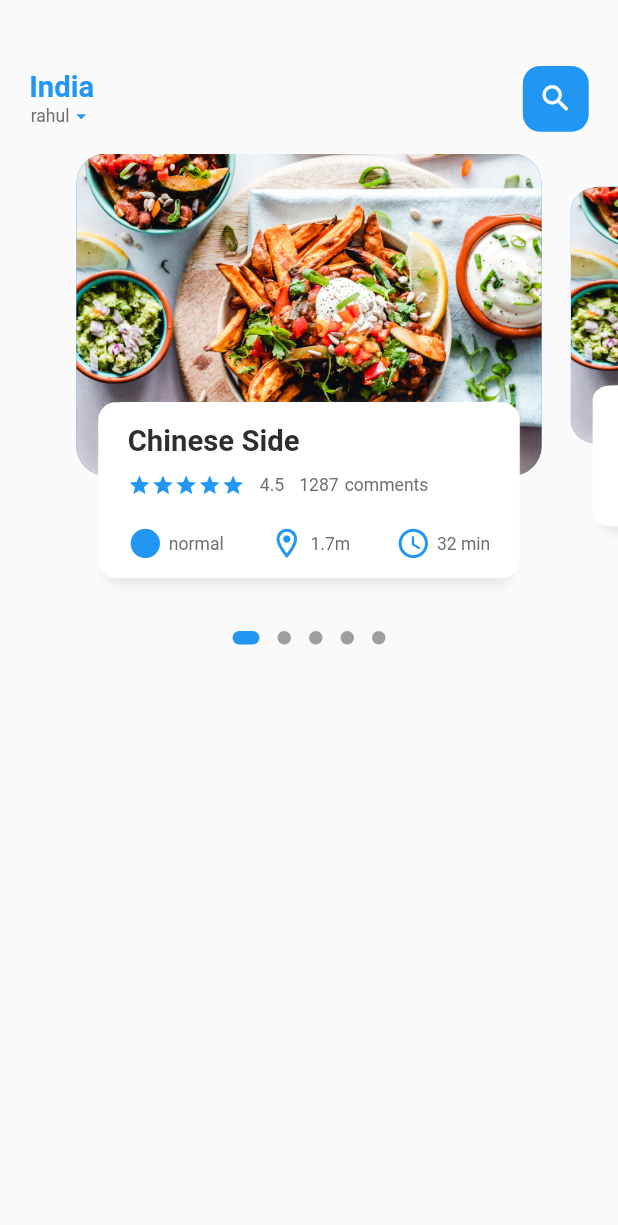
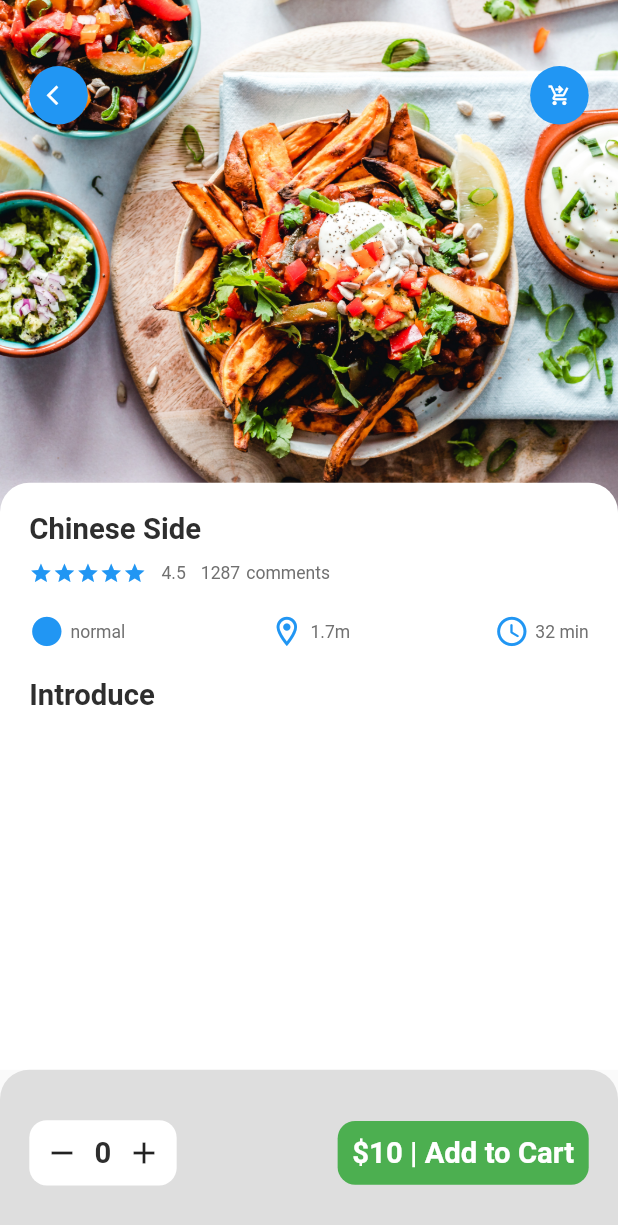
Before and after one commit to rahulasher110/e_commerce_app, a Flutter app: the screen it shows after launch, on a phone screen of 412 x 824 dp. Shown: the top 1225 px of the screen. Run offline on Flutter 3.47's test engine with Material 2 defaults, Android fonts, the phone set to English and light mode, and no system bars; drawn by our look-alikes of dots_indicator; our stand-ins replace carousel_slider, get.

Commit message:
make food detail page

```diff
--- a/lib/dashboard/header_page.dart
+++ b/lib/dashboard/header_page.dart
@@ -65,7 +65,8 @@ class _MainDashboardPageState extends State<MainDashboardPage> {
             ),
           ),
         ),
-        const MainDashboardBodyPage()
+        const Expanded(
+            child: SingleChildScrollView(child: MainDashboardBodyPage()))
       ],
     ));
   }
--- /dev/null
+++ b/lib/food/food_detail_page.dart
@@ -0,0 +1,127 @@
+import 'package:e_commerce_app/utils/dimensions.dart';
+import 'package:e_commerce_app/utils/icons.dart';
+import 'package:e_commerce_app/widgets/app_columns.dart';
+import 'package:e_commerce_app/widgets/big_text.dart';
+import 'package:e_commerce_app/widgets/icons_and_text.dart';
+import 'package:e_commerce_app/widgets/small_text.dart';
+import 'package:flutter/material.dart';
+import 'package:flutter/src/widgets/container.dart';
+import 'package:flutter/src/widgets/framework.dart';
+
+class PopularFoodDetailPage extends StatelessWidget {
+  const PopularFoodDetailPage({super.key});
+
+  @override
+  Widget build(BuildContext context) {
+    return Scaffold(
+      body: Stack(
+        children: [
+          Positioned(
+              left: 0,
+              right: 0,
+              child: Container(
+                height: Dimensions.popularFoodImageSize,
+                width: Dimensions.screenWidth,
+                decoration: BoxDecoration(
+                    image: DecorationImage(
+                        fit: BoxFit.cover,
+                        image: AssetImage("assets/images/image1.jpg"))),
+              )),
+          Positioned(
+              top: Dimensions.height45,
+              left: Dimensions.width20,
+              right: Dimensions.width20,
+              child: Row(
+                mainAxisAlignment: MainAxisAlignment.spaceBetween,
+                children: const [
+                  AppIcon(icon: Icons.arrow_back_ios),
+                  AppIcon(icon: Icons.shopping_cart_checkout)
+                ],
+              )),
+          Positioned(
+              left: 0,
+              right: 0,
+              bottom: 0,
+              top: Dimensions.popularFoodImageSize - 20,
+              child: Container(
+                decoration: BoxDecoration(
+                    borderRadius: BorderRadius.only(
+                        topLeft: Radius.circular(
+                          Dimensions.radius20,
+                        ),
+                        topRight: Radius.circular(Dimensions.radius20)),
+                    color: Colors.white),
+                child: Padding(
+                    padding: EdgeInsets.only(
+                        left: Dimensions.width20,
+                        right: Dimensions.width20,
+                        top: Dimensions.height20),
+                    child: Column(
+                      crossAxisAlignment: CrossAxisAlignment.start,
+                      children: [
+                        const AppColumns(
+                          title: 'Chinese Side',
+                        ),
+                        SizedBox(
+                          height: Dimensions.height20,
+                        ),
+                        BigText(text: 'Introduce')
+                      ],
+                    )),
+              ))
+        ],
+      ),
+      bottomNavigationBar: Container(
+        height: Dimensions.bottomHeightBar,
+        padding: EdgeInsets.only(
+            top: Dimensions.height30,
+            bottom: Dimensions.height30,
+            left: Dimensions.width20,
+            right: Dimensions.width20),
+        decoration: BoxDecoration(
+            borderRadius: BorderRadius.only(
+                topLeft: Radius.circular(Dimensions.radius20),
+                topRight: Radius.circular(Dimensions.radius20)),
+            color: Colors.grey.withOpacity(0.3)),
+        child: Row(
+          mainAxisAlignment: MainAxisAlignment.spaceBetween,
+          children: [
+            Container(
+              padding: EdgeInsets.symmetric(
+                  horizontal: Dimensions.width10,
+                  vertical: Dimensions.height10),
+              decoration: BoxDecoration(
+                  borderRadius: BorderRadius.circular(Dimensions.radius12),
+                  color: Colors.white),
+              child: Row(
+                children: [
+                  Icon(Icons.remove),
+                  SizedBox(
+                    width: Dimensions.width10,
+                  ),
+                  BigText(text: '0'),
+                  SizedBox(
+                    width: Dimensions.width10,
+                  ),
+                  Icon(Icons.add)
+                ],
+              ),
+            ),
+            Container(
+              padding: EdgeInsets.symmetric(
+                  horizontal: Dimensions.width10,
+                  vertical: Dimensions.height10),
+              decoration: BoxDecoration(
+                  borderRadius: BorderRadius.circular(Dimensions.radius12),
+                  color: Colors.green),
+              child: BigText(
+                text: '\$10 | Add to Cart',
+                color: Colors.white,
+              ),
+            )
+          ],
+        ),
+      ),
+    );
+  }
+}
--- a/lib/main.dart
+++ b/lib/main.dart
@@ -1,4 +1,5 @@
 import 'package:e_commerce_app/dashboard/header_page.dart';
+import 'package:e_commerce_app/food/food_detail_page.dart';
 import 'package:flutter/material.dart';
 import 'package:get/get.dart';
 
@@ -18,7 +19,7 @@ class MyApp extends StatelessWidget {
       theme: ThemeData(
         primarySwatch: Colors.blue,
       ),
-      home: const MainDashboardPage(),
+      home: const PopularFoodDetailPage(),
     );
   }
 }
--- a/lib/utils/dimensions.dart
+++ b/lib/utils/dimensions.dart
@@ -29,4 +29,13 @@ class Dimensions {
 
   static double iconSize24 = screenHeight / 35.16;
   static double iconSize16 = screenHeight / 52.75;
+
+  static double listViewImgSize = screenWidth / 3.25;
+  static double listViewTextContainerSize = screenWidth / 3.9;
+
+  static double popularFoodImageSize = screenHeight / 2.41;
+
+  static double iconContainerSize = screenHeight / 21.1;
+
+  static double bottomHeightBar = screenHeight / 7.43;
 }
--- /dev/null
+++ b/lib/utils/icons.dart
@@ -0,0 +1,33 @@
+import 'package:e_commerce_app/utils/dimensions.dart';
+import 'package:flutter/material.dart';
+import 'package:flutter/src/widgets/container.dart';
+import 'package:flutter/src/widgets/framework.dart';
+
+class AppIcon extends StatelessWidget {
+  final IconData icon;
+  final Color iconColor;
+  final double size;
+  final Color backgroundColor;
+  const AppIcon(
+      {super.key,
+      required this.icon,
+      this.iconColor = Colors.white,
+      this.size = 0,
+      this.backgroundColor = Colors.blue});
+
+  @override
+  Widget build(BuildContext context) {
+    return Container(
+      width: size == 0 ? Dimensions.iconContainerSize : size,
+      height: size == 0 ? Dimensions.iconContainerSize : size,
+      decoration: BoxDecoration(
+          borderRadius: BorderRadius.circular(Dimensions.iconContainerSize / 2),
+          color: backgroundColor),
+      child: Icon(
+        icon,
+        color: iconColor,
+        size: Dimensions.iconSize16,
+      ),
+    );
+  }
+}
--- /dev/null
+++ b/lib/widgets/app_columns.dart
@@ -0,0 +1,66 @@
+import 'package:e_commerce_app/utils/dimensions.dart';
+import 'package:e_commerce_app/widgets/big_text.dart';
+import 'package:e_commerce_app/widgets/icons_and_text.dart';
+import 'package:e_commerce_app/widgets/small_text.dart';
+import 'package:flutter/material.dart';
+
+class AppColumns extends StatelessWidget {
+  final String title;
+  const AppColumns({super.key, required this.title});
+
+  @override
+  Widget build(BuildContext context) {
+    return Column(
+      crossAxisAlignment: CrossAxisAlignment.start,
+      children: [
+        BigText(text: title),
+        SizedBox(
+          height: Dimensions.height10,
+        ),
+        Row(
+          children: [
+            Wrap(
+              children: List.generate(
+                  5,
+                  (index) => Icon(
+                        Icons.star,
+                        color: Colors.blue,
+                        size: Dimensions.iconSize16,
+                      )),
+            ),
+            const SizedBox(
+              width: 10,
+            ),
+            SmallText(text: "4.5"),
+            const SizedBox(
+              width: 10,
+            ),
+            SmallText(text: "1287"),
+            const SizedBox(
+              width: 4,
+            ),
+            SmallText(text: "comments")
+          ],
+        ),
+        SizedBox(
+          height: Dimensions.height20,
+        ),
+        Row(
+          mainAxisAlignment: MainAxisAlignment.spaceBetween,
+          children: const [
+            IconsAndTextWidget(
+                icon: Icons.circle, text: "normal", iconColor: Colors.blue),
+            IconsAndTextWidget(
+                icon: Icons.location_on_outlined,
+                text: "1.7m",
+                iconColor: Colors.blue),
+            IconsAndTextWidget(
+                icon: Icons.access_time_rounded,
+                text: "32 min",
+                iconColor: Colors.blue)
+          ],
+        )
+      ],
+    );
+  }
+}
```
Also changed, not shown: lib/dashboard/body_page.dart (+101 -55 lines), lib/widgets/expandable_text.dart (added, +38 -0 lines).
